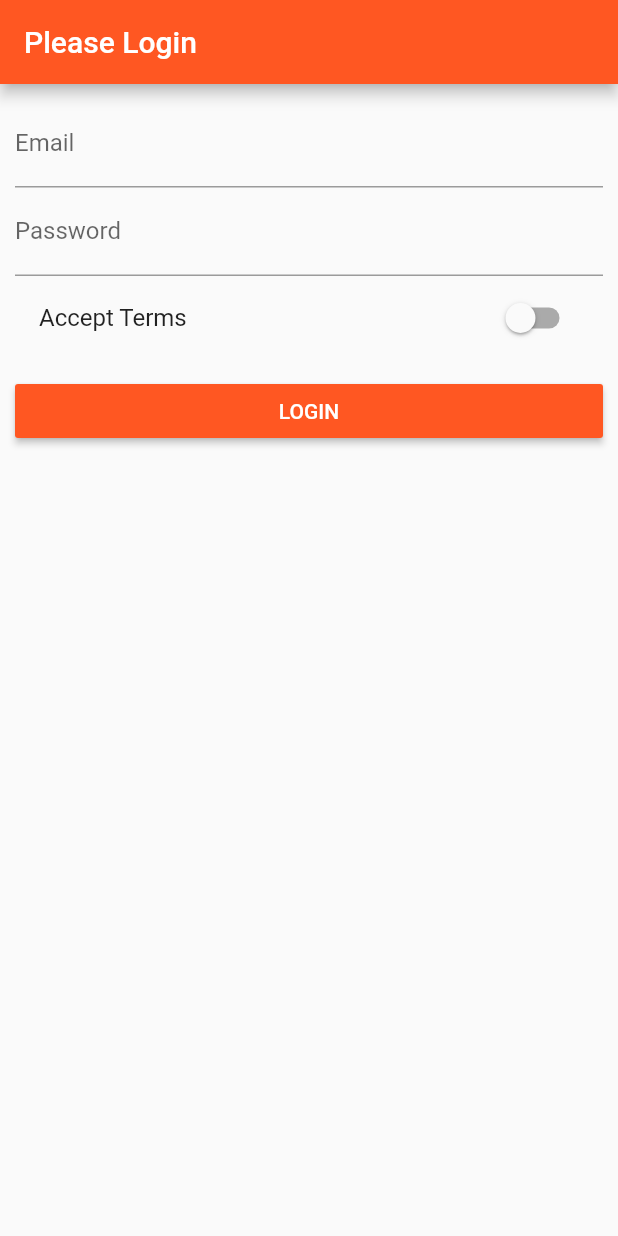
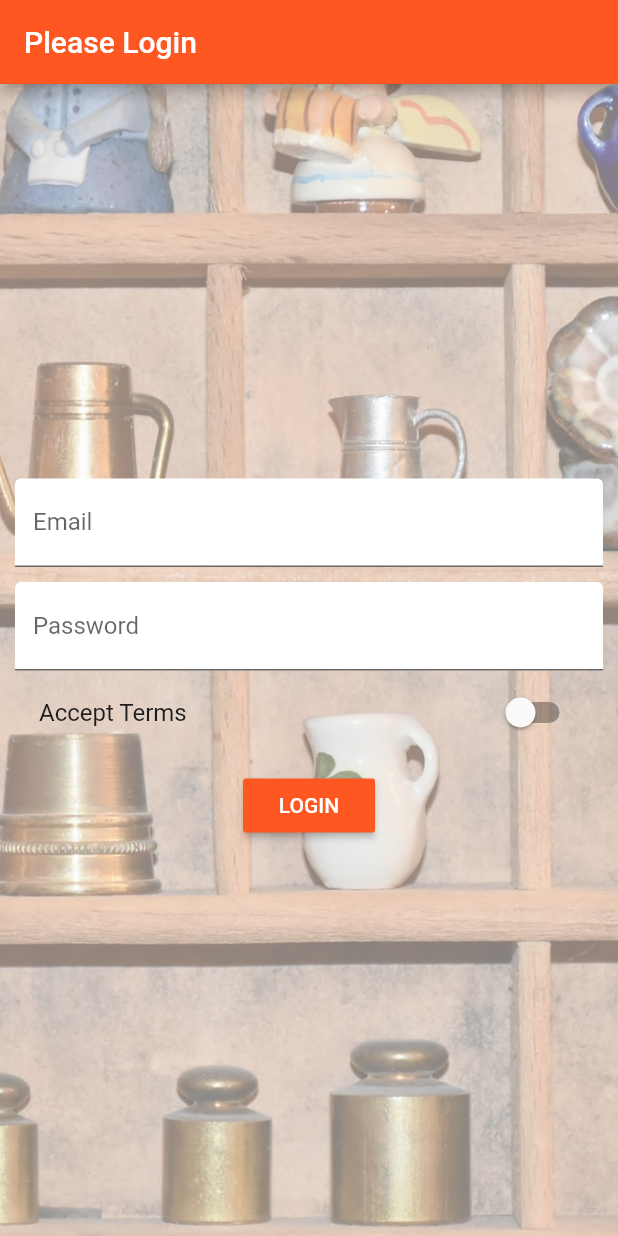
Before and after one commit to sclampet/dart, a Flutter app: the screen it shows after launch, on a phone screen of 412 x 824 dp. Run offline on Flutter 3.47's test engine with Material 2 defaults, Android fonts, the phone set to English and light mode, and no system bars.

Commit message:
added and styled a background image and styled the textfields accordingly on the auth page

```diff
--- a/product_manager/lib/pages/auth.dart
+++ b/product_manager/lib/pages/auth.dart
@@ -20,12 +20,25 @@ class _AuthPageState extends State<AuthPage> {
         title: Text('Please Login'),
       ),
       body: Container(
-        margin: EdgeInsets.all(10.0),
-        child: ListView(
-          //used a listview so if the keyboard covers a textfield we can scroll and still enter info there.
+        decoration: BoxDecoration(
+          image: DecorationImage(
+            fit: BoxFit.cover,
+            colorFilter: ColorFilter.mode(
+                Colors.black.withOpacity(.5), BlendMode.dstATop),
+            image: AssetImage('assets/background.jpg'),
+          ),
+        ),
+        padding: EdgeInsets.all(10.0),
+        child: Center(
+          child: SingleChildScrollView(
+            child: Column(
               children: <Widget>[
                 TextField(
-              decoration: InputDecoration(labelText: 'Email'),
+                  decoration: InputDecoration(
+                    labelText: 'Email',
+                    filled: true,
+                    fillColor: Colors.white,
+                  ),
                   keyboardType: TextInputType.emailAddress,
                   onChanged: (String value) {
                     setState(() {
@@ -33,8 +46,13 @@ class _AuthPageState extends State<AuthPage> {
                     });
                   },
                 ),
+                SizedBox(height: 10.0,),
                 TextField(
-              decoration: InputDecoration(labelText: 'Password'),
+                  decoration: InputDecoration(
+                    labelText: 'Password',
+                    filled: true,
+                    fillColor: Colors.white,
+                  ),
                   obscureText: true,
                   onChanged: (String value) {
                     setState(() {
@@ -64,6 +82,8 @@ class _AuthPageState extends State<AuthPage> {
               ],
             ),
           ),
+        ),
+      ),
     );
   }
 }
--- a/product_manager/pubspec.yaml
+++ b/product_manager/pubspec.yaml
@@ -39,6 +39,7 @@ flutter:
   # To add assets to your application, add an assets section, like this:
   assets:
     - assets/pancakes.jpg
+    - assets/background.jpg
   #  - images/a_dot_ham.jpeg
 
   # An image asset can refer to one or more resolution-specific "variants", see
```
Also changed, not shown: product_manager/assets/background.jpg (added). Lines whose indentation alone changed are shown as unchanged.
